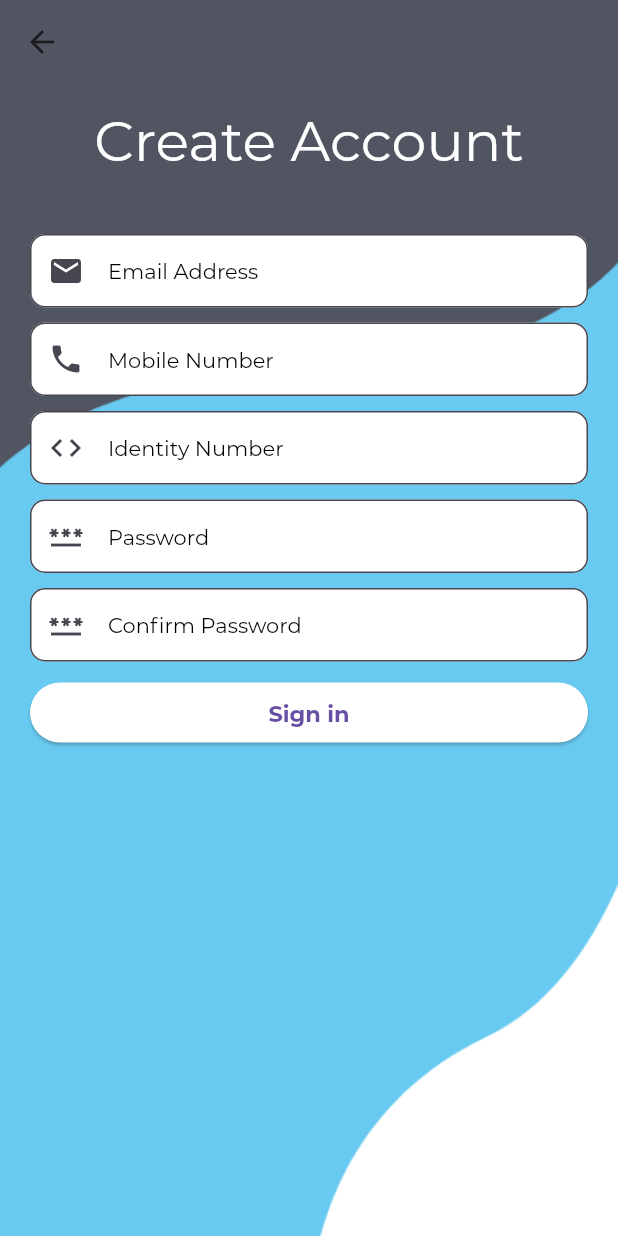
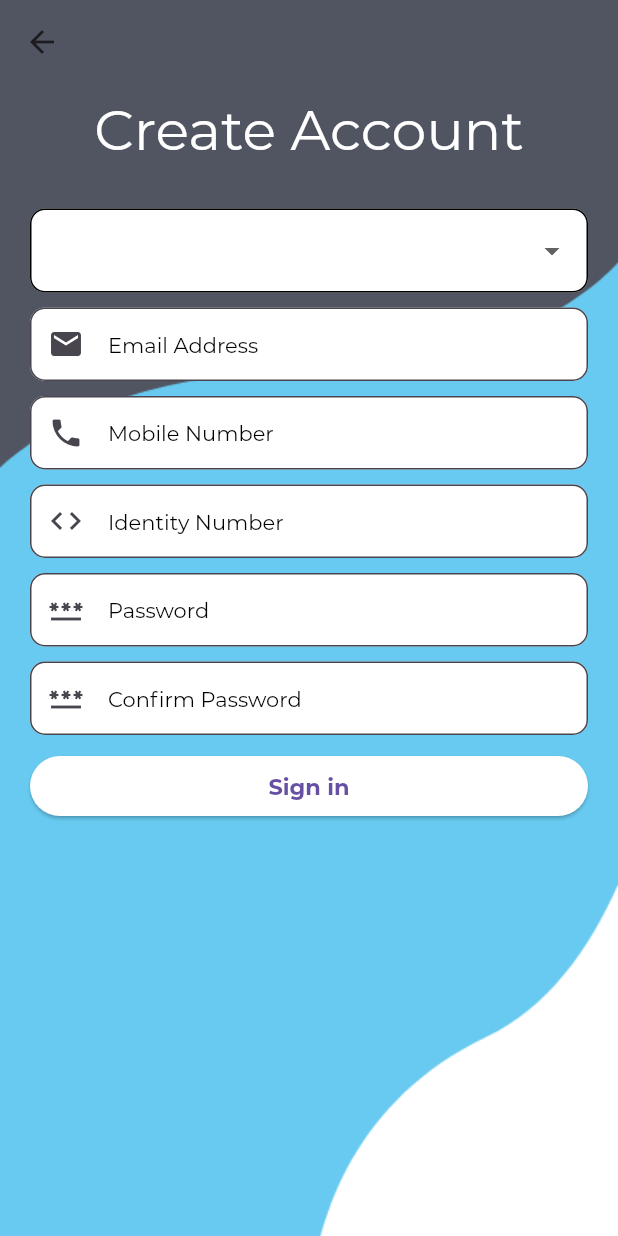
Before and after one commit to sh4k4w4t/bengal_islami_life_insurance_multiplatform_application, a Flutter app: the RegisterPage screen opened directly, on a phone screen of 412 x 824 dp. Run offline on Flutter 3.47's test engine with Material 2 defaults, Android fonts, the phone set to English and light mode, and no system bars; our stand-ins replace bloc, equatable, flutter_bloc, get.

Commit message:
add registration and login UI

```diff
--- a/lib/ui/login_register/ims_login.dart
+++ b/lib/ui/login_register/ims_login.dart
@@ -4,7 +4,7 @@ import 'package:bengal_islami_life_insurance/ui/login_register/register.dart';
 import 'package:flutter/cupertino.dart';
 import 'package:flutter/material.dart';
 import 'package:get/get.dart';
-import '../dashboard.dart';
+import '../dashboard/dashboard.dart';
 
 class IMSLogin extends StatefulWidget {
   const IMSLogin({Key? key}) : super(key: key);
--- a/lib/ui/login_register/login.dart
+++ b/lib/ui/login_register/login.dart
@@ -1,5 +1,5 @@
 import 'package:bengal_islami_life_insurance/constants/image_assets.dart';
-import 'package:bengal_islami_life_insurance/ui/dashboard.dart';
+import 'package:bengal_islami_life_insurance/ui/dashboard/dashboard.dart';
 import 'package:bengal_islami_life_insurance/ui/login_register/ims_login.dart';
 import 'package:bengal_islami_life_insurance/ui/login_register/register.dart';
 import 'package:flutter/cupertino.dart';
--- a/lib/ui/login_register/register.dart
+++ b/lib/ui/login_register/register.dart
@@ -10,6 +10,17 @@ class RegisterPage extends StatefulWidget {
 }
 
 class _RegisterPageState extends State<RegisterPage> {
+  List<DropdownMenuItem<String>> get dropdownDesignationItems {
+    List<DropdownMenuItem<String>> menuItems = [
+      DropdownMenuItem(child: Text("Producer"), value: "Producer"),
+      DropdownMenuItem(child: Text("Policy Holder"), value: "Policy Holder"),
+      DropdownMenuItem(child: Text("Admin"), value: "Admin")
+    ];
+    return menuItems;
+  }
+
+  String? selectedValue;
+
   @override
   Widget build(BuildContext context) {
     return Container(
@@ -27,7 +38,7 @@ class _RegisterPageState extends State<RegisterPage> {
           child: Column(
             children: [
               Container(
-                padding: EdgeInsets.only(top: 15),
+                padding: EdgeInsets.only(top: 8),
                 child: Text(
                   'Create Account',
                   textAlign: TextAlign.center,
@@ -35,10 +46,32 @@ class _RegisterPageState extends State<RegisterPage> {
                 ),
               ),
               Container(
-                margin: EdgeInsets.only(left: 20, right: 20, top: 40),
+                margin: EdgeInsets.only(left: 20, right: 20, top: 30),
                 child: Column(
                   mainAxisAlignment: MainAxisAlignment.start,
                   children: [
+                    DropdownButtonFormField(
+                        decoration: InputDecoration(
+                          enabledBorder: OutlineInputBorder(
+                            borderSide: BorderSide(color: Colors.black),
+                            borderRadius: BorderRadius.circular(10),
+                          ),
+                          border: OutlineInputBorder(
+                            borderSide: BorderSide(color: Colors.black),
+                            borderRadius: BorderRadius.circular(10),
+                          ),
+                          filled: true,
+                          fillColor: Colors.white,
+                        ),
+                        dropdownColor: Colors.white,
+                        value: selectedValue,
+                        onChanged: (String? newValue) {
+                          setState(() {
+                            selectedValue = newValue!;
+                          });
+                        },
+                        items: dropdownDesignationItems),
+                    SizedBox(height: 10),
                     CustomTextField(
                         hintText: "Email Address",
                         obsecureText: false,
```
Also changed, not shown: pubspec.yaml (+0 -8 lines), lib/ui/dashboard/dashboard.dart (renamed from lib/ui/dashboard.dart), lib/ui/dashboard/producer_item.dart (added), pubspec.lock, 5 other files.
